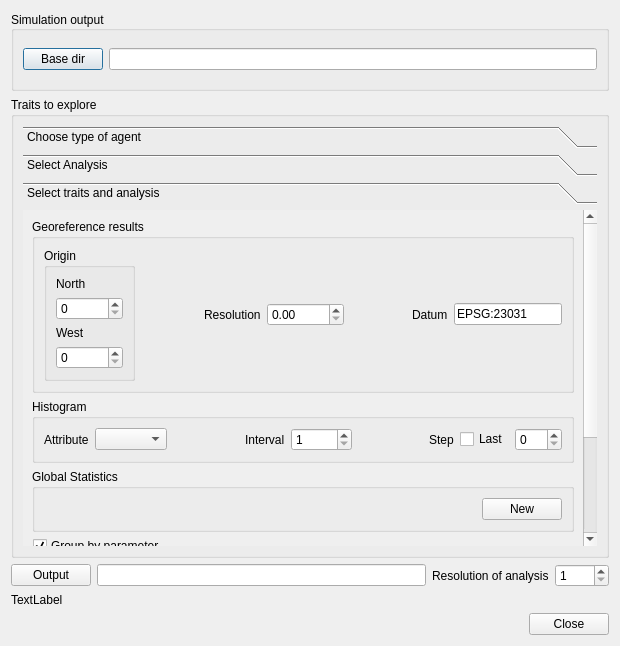
The window that cassandra/uis/AgentAnalysis.ui (xrubio/pandora) describes before a commit, drawn with Qt 5.
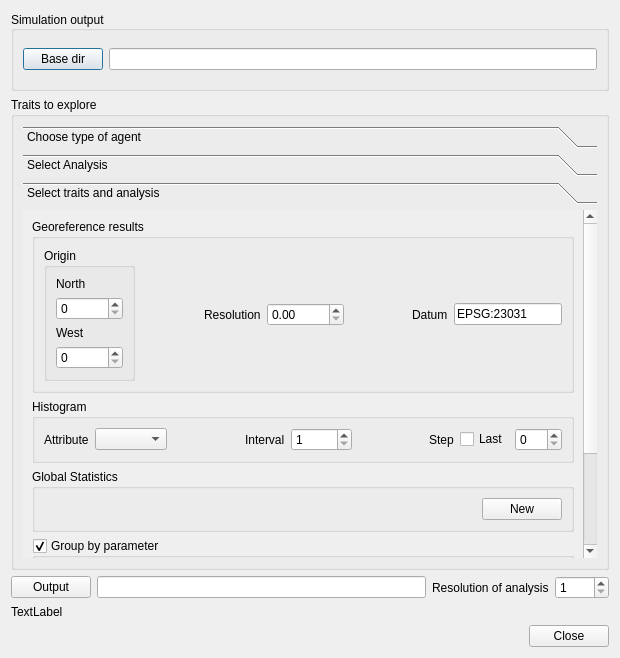
The same window after the commit.

Commit message: + max value for origin increased

What changed in the file:
```diff
--- a/cassandra/uis/AgentAnalysis.ui
+++ b/cassandra/uis/AgentAnalysis.ui
@@ -7,7 +7,7 @@
     <x>0</x>
     <y>0</y>
     <width>620</width>
-    <height>567</height>
+    <height>658</height>
    </rect>
   </property>
   <property name="windowTitle">
@@ -117,7 +117,7 @@
          <property name="geometry">
           <rect>
            <x>0</x>
-           <y>-171</y>
+           <y>0</y>
            <width>571</width>
            <height>440</height>
           </rect>
```
Left out of the diff: 8 changed lines with no effect on the pictures.
